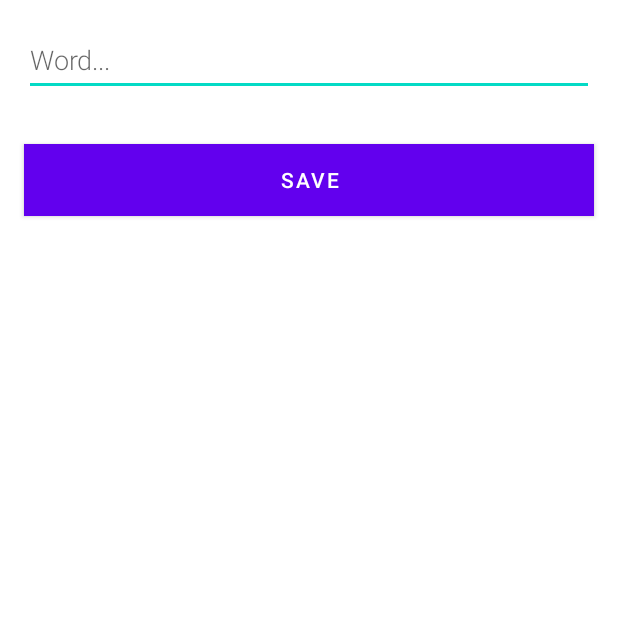
After one commit to GabrielGoncalvesSousa/COMMOV2021, an Android app: the NewNoteActivity screen opened directly, with no data from a screen before it, on a phone screen of 412 x 824 dp, the top half of it. The commit adds this screen. Run offline under Robolectric (Android 15) with nearby library versions, the phone set to English and light mode, and no system bars.

```diff
--- a/CleanCity/app/build.gradle
+++ b/CleanCity/app/build.gradle
@@ -36,6 +36,7 @@ android {
         sourceCompatibility JavaVersion.VERSION_1_8
         targetCompatibility JavaVersion.VERSION_1_8
     }
+
     kotlinOptions {
         jvmTarget = '1.8'
     }
--- a/CleanCity/app/src/main/AndroidManifest.xml
+++ b/CleanCity/app/src/main/AndroidManifest.xml
@@ -9,10 +9,11 @@
         android:roundIcon="@drawable/logo_transparent"
         android:supportsRtl="true"
         android:theme="@style/Theme.CleanCity">
-        <activity android:name=".AddNoteActivity"></activity>
+        <activity android:name=".NewNoteActivity"></activity>
+        <activity android:name=".AddNoteActivity" />
         <activity
             android:name=".NotesActivity"
-            android:theme="@style/Theme.CleanCity.NoActionBar"></activity>
+            android:theme="@style/Theme.CleanCity.NoActionBar" />
         <activity android:name=".MainActivity">
             <intent-filter>
                 <action android:name="android.intent.action.MAIN" />
--- /dev/null
+++ b/CleanCity/app/src/main/java/gabriel/estg/cleancity/NewNoteActivity.kt
@@ -0,0 +1,37 @@
+package gabriel.estg.cleancity
+
+import android.app.Activity
+import android.content.Intent
+import androidx.appcompat.app.AppCompatActivity
+import android.os.Bundle
+import android.text.TextUtils
+import android.widget.Button
+import android.widget.EditText
+
+class NewNoteActivity : AppCompatActivity() {
+
+    private lateinit var editNoteView: EditText
+
+    override fun onCreate(savedInstanceState: Bundle?) {
+        super.onCreate(savedInstanceState)
+        setContentView(R.layout.activity_new_note)
+
+
+        val button = findViewById<Button>(R.id.button_save)
+        button.setOnClickListener {
+            val replyIntent = Intent()
+            if (TextUtils.isEmpty(editNoteView.text)) {
+                setResult(Activity.RESULT_CANCELED, replyIntent)
+            } else {
+                val word = editNoteView.text.toString()
+                replyIntent.putExtra(EXTRA_REPLY, word)
+                setResult(Activity.RESULT_OK, replyIntent)
+            }
+            finish()
+        }
+    }
+
+    companion object {
+        const val EXTRA_REPLY = "com.example.android.wordlistsql.REPLY"
+    }
+}
--- /dev/null
+++ b/CleanCity/app/src/main/java/gabriel/estg/cleancity/adapters/NoteListAdapter.kt
@@ -0,0 +1 @@
+package gabriel.estg.cleancity.adapters
--- /dev/null
+++ b/CleanCity/app/src/main/java/gabriel/estg/cleancity/database/NoteRepository.kt
@@ -0,0 +1 @@
+package gabriel.estg.cleancity.database
--- /dev/null
+++ b/CleanCity/app/src/main/java/gabriel/estg/cleancity/database/NotesApplication.kt
@@ -0,0 +1 @@
+package gabriel.estg.cleancity.database
--- a/CleanCity/app/src/main/java/gabriel/estg/cleancity/database/Note.kt
+++ b/CleanCity/app/src/main/java/gabriel/estg/cleancity/database/entities/Note.kt
@@ -1,4 +1,4 @@
-package gabriel.estg.cleancity.database
+package gabriel.estg.cleancity.entities
 
 import androidx.room.Entity
 import androidx.room.PrimaryKey
--- /dev/null
+++ b/CleanCity/app/src/main/res/layout/activity_new_note.xml
@@ -0,0 +1,26 @@
+<LinearLayout xmlns:android="http://schemas.android.com/apk/res/android"
+    android:orientation="vertical"
+    android:layout_width="match_parent"
+    android:layout_height="match_parent">
+
+    <EditText
+        android:id="@+id/edit_word"
+        android:layout_width="match_parent"
+        android:layout_height="wrap_content"
+        android:minHeight="@dimen/min_height"
+        android:fontFamily="sans-serif-light"
+        android:hint="@string/hint_word"
+        android:inputType="textAutoComplete"
+        android:layout_margin="@dimen/big_padding"
+        android:textSize="18sp" />
+
+    <Button
+        android:id="@+id/button_save"
+        android:layout_width="match_parent"
+        android:layout_height="wrap_content"
+        android:background="@color/design_default_color_primary"
+        android:text="@string/button_save"
+        android:layout_margin="@dimen/big_padding"
+        android:textColor="@color/buttonLabel" />
+
+</LinearLayout>
--- a/CleanCity/app/src/main/res/values/colors.xml
+++ b/CleanCity/app/src/main/res/values/colors.xml
@@ -7,4 +7,7 @@
     <color name="teal_700">#FF018786</color>
     <color name="black">#FF000000</color>
     <color name="white">#FFFFFFFF</color>
+
+
+    <color name="buttonLabel">#FFFFFF</color>
 </resources>
--- /dev/null
+++ b/CleanCity/app/src/main/res/values/dimens.xml
@@ -0,0 +1,6 @@
+<?xml version="1.0" encoding="utf-8"?>
+<resources>
+    <dimen name="small_padding">8dp</dimen>
+    <dimen name="big_padding">16dp</dimen>
+    <dimen name="min_height">48dp</dimen>
+</resources>
--- a/CleanCity/app/src/main/res/values/strings.xml
+++ b/CleanCity/app/src/main/res/values/strings.xml
@@ -33,4 +33,9 @@
     <!--    AddNotes_Page Save Button-->
     <string name="buttonSave">Save</string>
 
+
+    <string name="hint_word">Word...</string>
+    <string name="button_save">Save</string>
+    <string name="empty_not_saved">Word not saved because it is empty.</string>
+    <string name="add_word">Add word</string>
 </resources>
--- a/CleanCity/app/src/main/res/values/styles.xml
+++ b/CleanCity/app/src/main/res/values/styles.xml
@@ -1,3 +1,9 @@
 <?xml version="1.0" encoding="utf-8"?>
 <resources>
+    <style name="word_title">
+        <item name="android:layout_marginBottom">8dp</item>
+        <item name="android:paddingLeft">8dp</item>
+        <item name="android:background">@android:color/holo_orange_light</item>
+        <item name="android:textAppearance">@android:style/TextAppearance.Large</item>
+    </style>
 </resources>
```
Also changed, not shown: CleanCity/app/src/main/java/gabriel/estg/cleancity/NotesActivity.kt (+41 -0 lines), CleanCity/app/src/main/java/gabriel/estg/cleancity/database/NoteDatabase.kt (+56 -17 lines), CleanCity/app/src/main/java/gabriel/estg/cleancity/database/dao/NoteDao.kt (renamed from CleanCity/app/src/main/java/gabriel/estg/cleancity/database/NoteDatabaseDao.kt, +5 -3 lines), CleanCity/app/src/main/java/gabriel/estg/cleancity/database/dao/NoteDao_Impl.java (added, +169 -0 lines), CleanCity/app/src/main/java/gabriel/estg/cleancity/viewModel/NoteViewModel.kt (added, +32 -0 lines), CleanCity/app/src/main/res/layout/activity_notes.xml (+12 -0 lines), CleanCity/app/src/main/res/layout/recyclerview_item.xml (added, +13 -0 lines).
